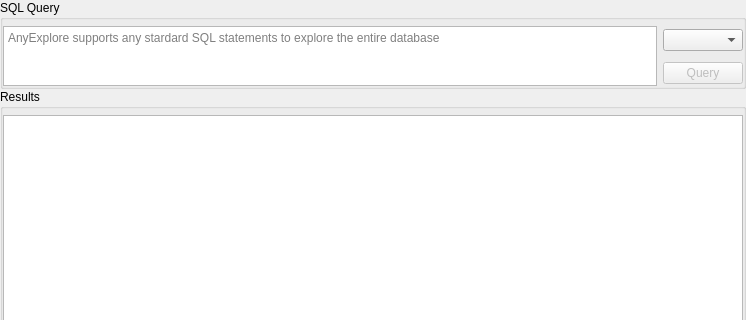
Qt form querywidget.ui (BugenZhao/MTAnalyzer) before a commit; both pictures show x 0 to 746 and y 0 to 320 of the 746 by 467 pixel window.
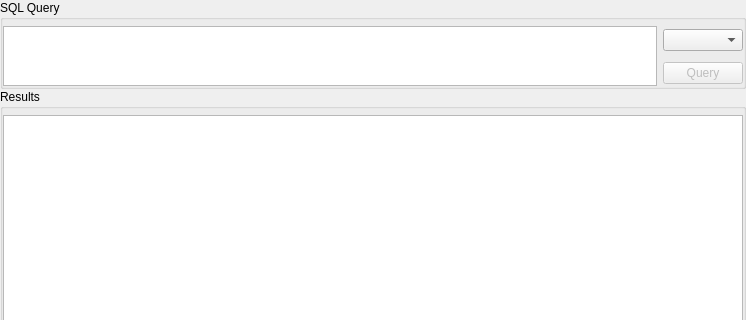
The same form after that commit.

Patch:
```diff
--- a/querywidget.ui
+++ b/querywidget.ui
@@ -78,9 +78,6 @@
             <height>60</height>
            </size>
           </property>
-          <property name="placeholderText">
-           <string>AnyExplore supports any stardard SQL statements to explore the entire database</string>
-          </property>
          </widget>
         </item>
         <item row="1" column="2">
```
